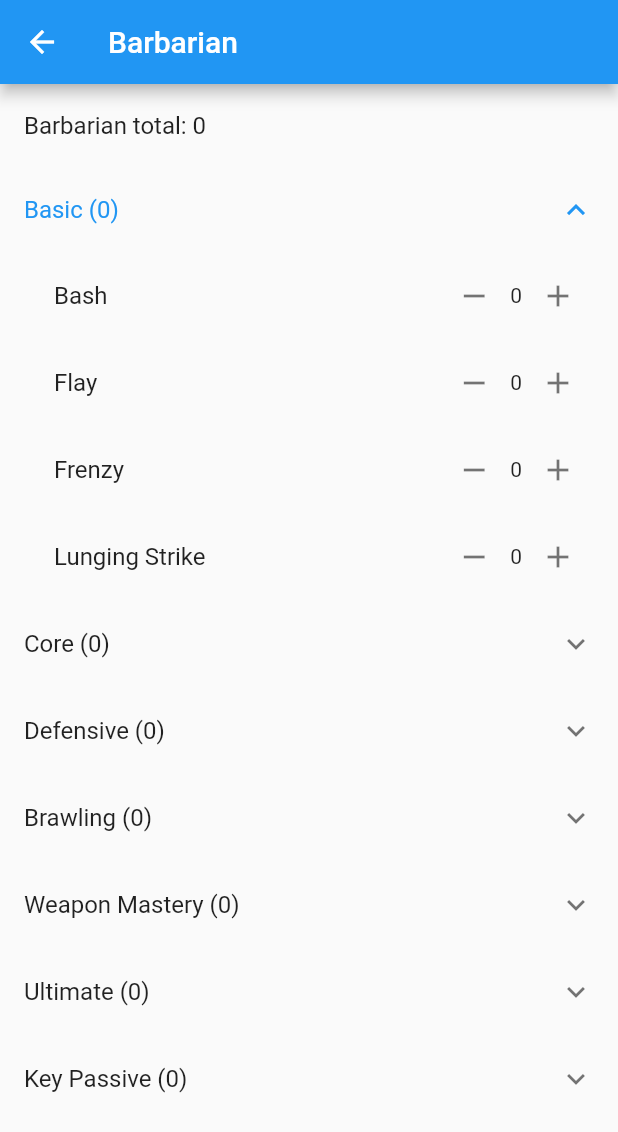
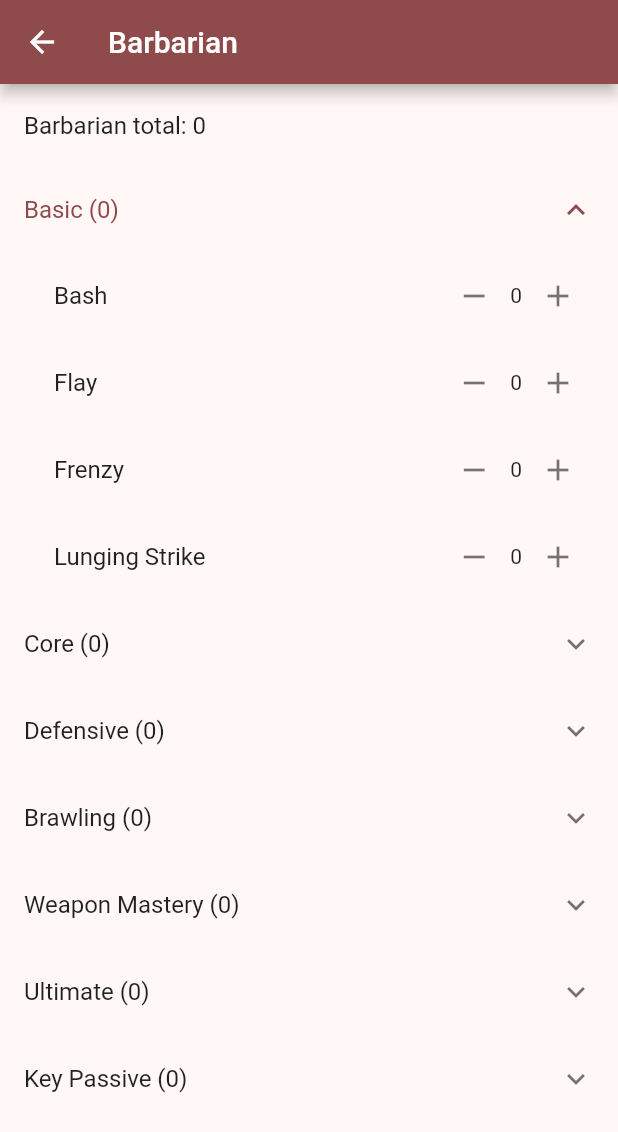
Before and after one commit to victorwallsten/d4_utils, a Flutter app: the SkillCalculatorBarbarianPage screen opened directly, after a tap on an icon or button, on a phone screen of 412 x 824 dp. Shown: the top 1132 px of the screen. Run offline on Flutter 3.47's test engine with Material 2 defaults, Android fonts, the phone set to English and light mode, and no system bars.

Commit message:
Add theme data basis

```diff
--- a/lib/main.dart
+++ b/lib/main.dart
@@ -1,3 +1,5 @@
+import 'dart:math';
+
 import 'package:d4_utils/src/pages/home_page.dart';
 import 'package:d4_utils/src/pages/skill_calculator_barbarian_page.dart';
 import 'package:d4_utils/src/pages/skill_calculator_page.dart';
@@ -12,11 +14,19 @@ class D4Utils extends StatelessWidget {
 
   static const String title = 'D4 Utils';
 
+  ThemeData get _themeData => ThemeData.from(
+          colorScheme: ColorScheme.fromSeed(
+              seedColor: Color(Random().nextInt(0xFFFFFFFF))))
+      .copyWith(
+          expansionTileTheme: const ExpansionTileThemeData(
+              shape: Border(), childrenPadding: EdgeInsets.only(left: 20)));
+
   @override
   Widget build(BuildContext context) {
     return MaterialApp(
       debugShowCheckedModeBanner: false,
       title: title,
+      theme: _themeData,
       initialRoute: HomePage.route,
       onGenerateRoute: (settings) {
         switch (settings.name) {
--- a/lib/src/widgets/cluster_widget.dart
+++ b/lib/src/widgets/cluster_widget.dart
@@ -37,8 +37,8 @@ class _ClusterWidgetState extends State<ClusterWidget> {
 
   @override
   Widget build(BuildContext context) => ExpansionTile(
-        shape: const Border(),
-        childrenPadding: const EdgeInsets.only(left: 20),
+        shape: Theme.of(context).expansionTileTheme.shape,
+        childrenPadding: Theme.of(context).expansionTileTheme.childrenPadding,
         title: Text(
           '${EnumUtils.enumToNameWithSpaces(_clusterTree.element.fst)}'
           ' (${_clusterTree.element.snd})',
--- a/lib/src/widgets/skill_tree_widget.dart
+++ b/lib/src/widgets/skill_tree_widget.dart
@@ -37,8 +37,8 @@ class _SkillTreeWidgetState extends State<SkillTreeWidget> {
 
   @override
   Widget build(BuildContext context) => ExpansionTile(
-        shape: const Border(),
-        childrenPadding: const EdgeInsets.only(left: 20),
+        shape: Theme.of(context).expansionTileTheme.shape,
+        childrenPadding: Theme.of(context).expansionTileTheme.childrenPadding,
         title: Text(EnumUtils.enumToNameWithSpaces(_skillTree.element.fst)),
         trailing: SkillWidget(
           _skillTree.element.fst,
```
